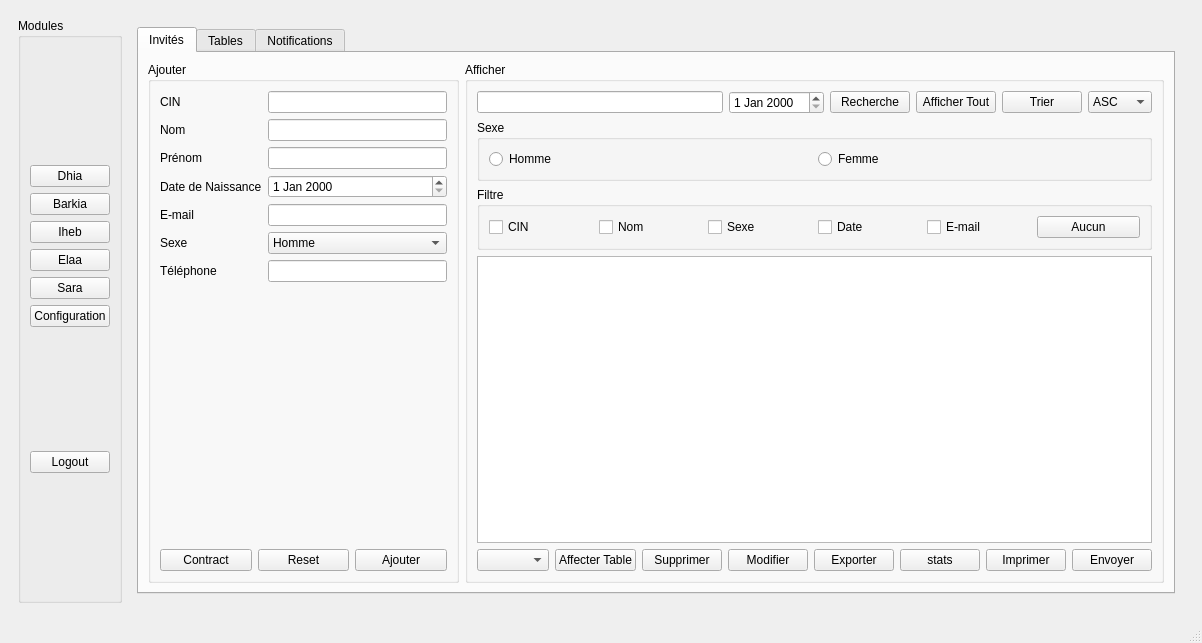
The window that INTEGRATION/mainwindow.ui (dhiaabdelli1/Wedding_planner_2A1) describes before a commit, drawn with Qt 5.
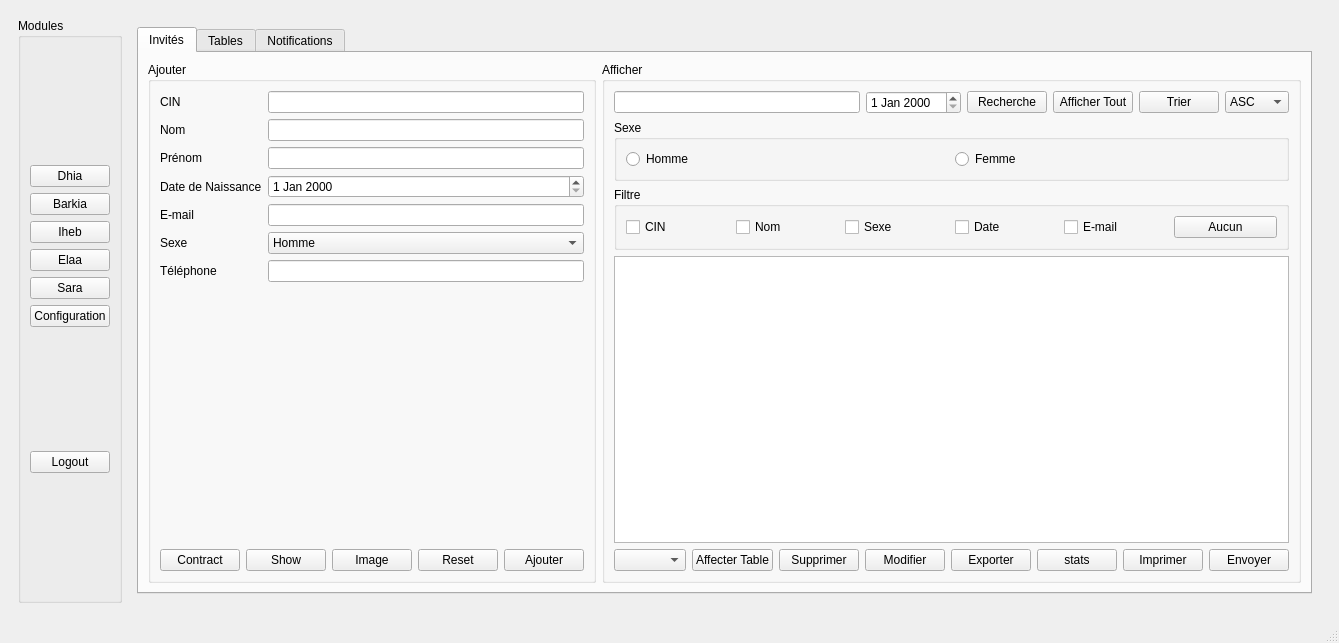
The same window after the commit. The open tabs and pages were chosen to show the change.

The edit to the form file:
```diff
--- a/INTEGRATION/mainwindow.ui
+++ b/INTEGRATION/mainwindow.ui
@@ -307,6 +307,20 @@
                                  </property>
                                 </widget>
                                </item>
+                               <item>
+                                <widget class="QPushButton" name="show">
+                                 <property name="text">
+                                  <string>Show</string>
+                                 </property>
+                                </widget>
+                               </item>
+                               <item>
+                                <widget class="QPushButton" name="image">
+                                 <property name="text">
+                                  <string>Image</string>
+                                 </property>
+                                </widget>
+                               </item>
                                <item>
                                 <widget class="QPushButton" name="reset_invite">
                                  <property name="text">
```
Left out of the diff: 4 changed lines with no effect on the pictures.
